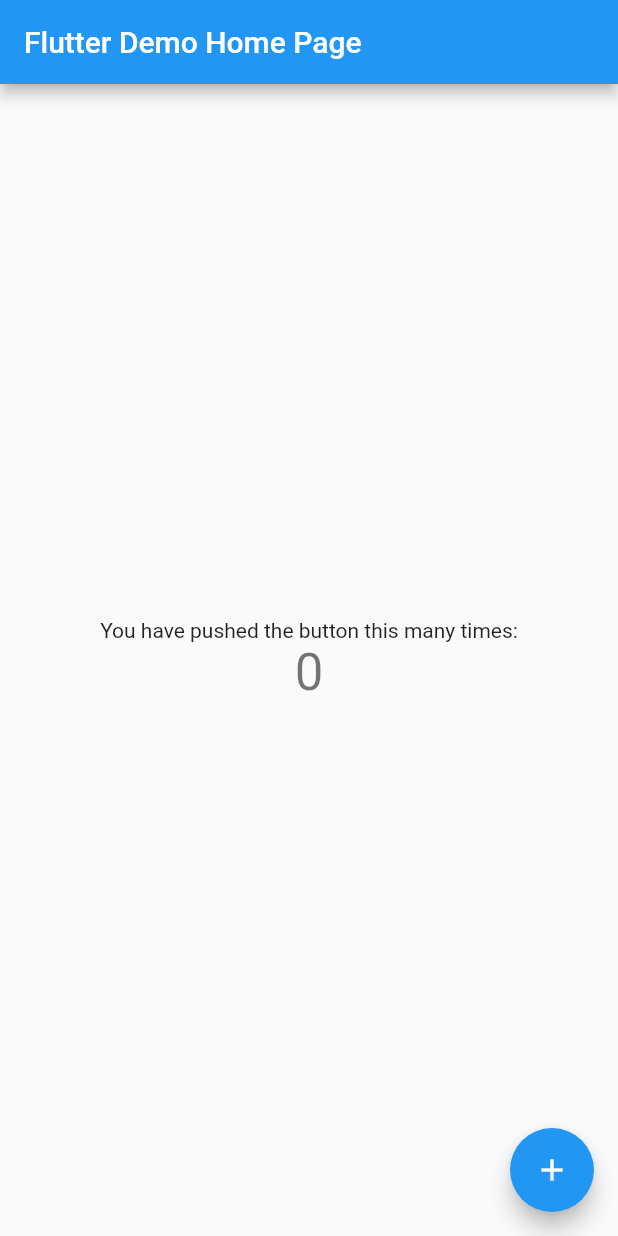
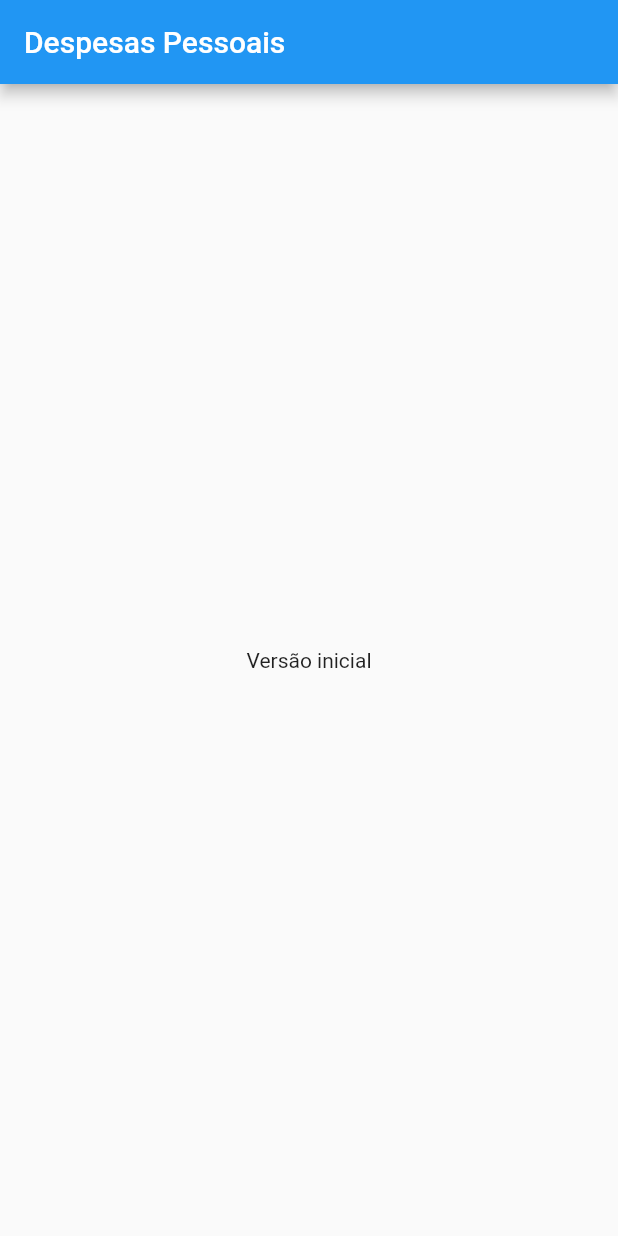
Before and after one commit to ASbarros/despesas_pessoais, a Flutter app: the screen it shows after launch, on a phone screen of 412 x 824 dp. Run offline on Flutter 3.47's test engine with Material 2 defaults, Android fonts, the light colour scheme and no system bars.

Commit message:
versao inicial

```diff
--- a/lib/main.dart
+++ b/lib/main.dart
@@ -1,65 +1,25 @@
 import 'package:flutter/material.dart';
 
-void main() {
-  runApp(MyApp());
-}
+void main() => runApp(MyApp());
 
 class MyApp extends StatelessWidget {
   @override
   Widget build(BuildContext context) {
     return MaterialApp(
-      title: 'Flutter Demo',
-      theme: ThemeData(
-        primarySwatch: Colors.blue,
-        visualDensity: VisualDensity.adaptivePlatformDensity,
-      ),
-      home: MyHomePage(title: 'Flutter Demo Home Page'),
+      home: MyHomePage(),
     );
   }
 }
 
-class MyHomePage extends StatefulWidget {
-  MyHomePage({Key key, this.title}) : super(key: key);
-
-  final String title;
-
-  @override
-  _MyHomePageState createState() => _MyHomePageState();
-}
-
-class _MyHomePageState extends State<MyHomePage> {
-  int _counter = 0;
-
-  void _incrementCounter() {
-    setState(() {
-      _counter++;
-    });
-  }
-
+class MyHomePage extends StatelessWidget {
   @override
   Widget build(BuildContext context) {
     return Scaffold(
       appBar: AppBar(
-        title: Text(widget.title),
+        title: Text('Despesas Pessoais'),
       ),
       body: Center(
-        child: Column(
-          mainAxisAlignment: MainAxisAlignment.center,
-          children: <Widget>[
-            Text(
-              'You have pushed the button this many times:',
-            ),
-            Text(
-              '$_counter',
-              style: Theme.of(context).textTheme.headline4,
-            ),
-          ],
-        ),
-      ),
-      floatingActionButton: FloatingActionButton(
-        onPressed: _incrementCounter,
-        tooltip: 'Increment',
-        child: Icon(Icons.add),
+        child: Text('Versão inicial'),
       ),
     );
   }
```
Also changed, not shown: 1 other file.
